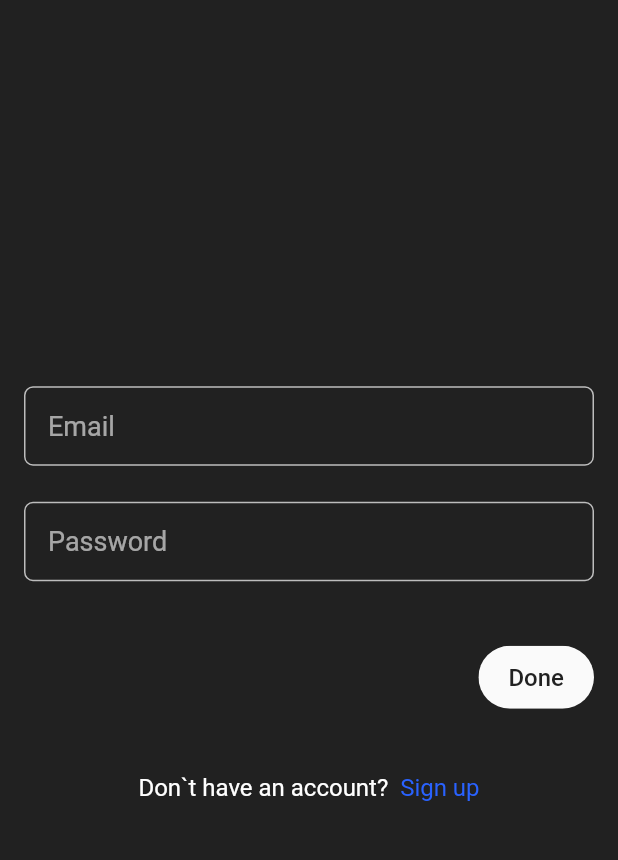
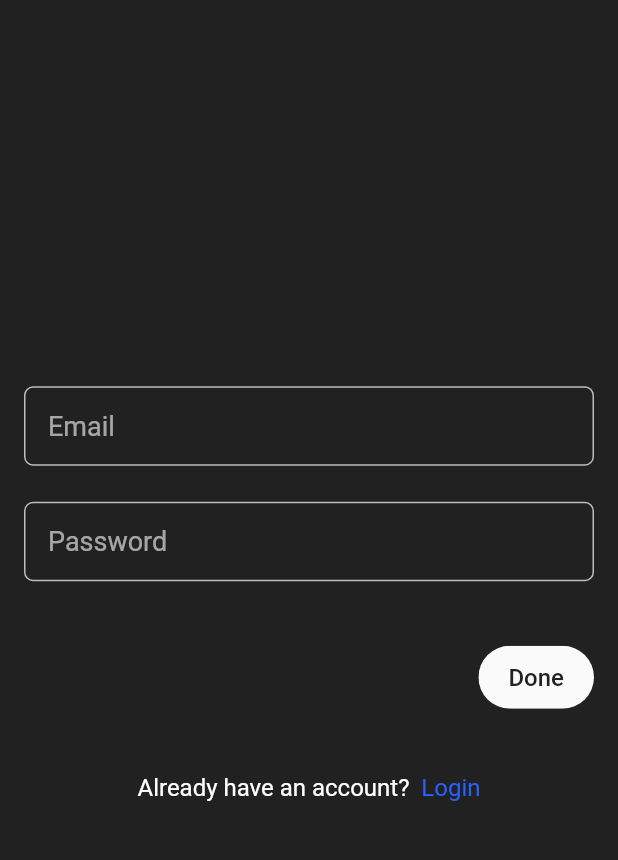
Before and after one commit to sadiga80/Announce, a Flutter app: the screen it shows after launch, on a phone screen of 412 x 824 dp, the part 66-926 px from its top. Run offline on Flutter 3.47's test engine with Material 2 defaults, Android fonts, the phone set to English and light mode, and no system bars; our stand-ins replace appwrite, flutter_svg, fpdart.

Commit message:
sign up screen added

```diff
--- a/lib/app.dart
+++ b/lib/app.dart
@@ -1,5 +1,5 @@
 import 'package:announce/themes/theme.dart';
-import 'package:announce/ui/views/login_view.dart';
+import 'package:announce/ui/views/signup_view.dart';
 import 'package:flutter/material.dart';
 
 class App extends StatelessWidget {
@@ -10,7 +10,7 @@ class App extends StatelessWidget {
       debugShowCheckedModeBanner: false,
       title: 'Announce',
       theme: AppTheme.theme,
-      home: const LoginView(),
+      home: const SignUpView(),
     );
   }
 }
--- /dev/null
+++ b/lib/core/type_defs.dart
@@ -0,0 +1,3 @@
+import 'package:fpdart/fpdart.dart';
+
+typedef FutureEither = Future<Either<Failure,Success>>;
--- a/lib/ui/views/signup_view.dart
+++ b/lib/ui/views/signup_view.dart
@@ -1,4 +1,5 @@
 import 'package:announce/themes/app_palettes.dart';
+import 'package:announce/ui/views/login_view.dart';
 import 'package:flutter/gestures.dart';
 import 'package:flutter/material.dart';
 
@@ -7,6 +8,7 @@ import '../widgets/auth_field.dart';
 import '../widgets/rounded_button.dart';
 
 class SignUpView extends StatefulWidget {
+  static route() => MaterialPageRoute(builder: (context) => const SignUpView());
   const SignUpView({Key? key}) : super(key: key);
 
   @override
@@ -61,18 +63,21 @@ class _SignUpViewState extends State<SignUpView> {
                 ),
                 RichText(
                   text: TextSpan(
-                    text: 'Don`t have an account? ',
+                    text: 'Already have an account? ',
                     style: const TextStyle(
                       fontSize: 16,
                     ),
                     children: [
                       TextSpan(
-                          text: ' Sign up',
+                          text: ' Login',
                           style: const TextStyle(
                             color: AppPalettes.blueColor,
                             fontSize: 16,
                           ),
-                          recognizer: TapGestureRecognizer()..onTap = () {})
+                          recognizer: TapGestureRecognizer()
+                            ..onTap = () {
+                              Navigator.push(context, LoginView.route());
+                            })
                     ],
                   ),
                 )
```
Also changed, not shown: lib/apis/auth_api.dart (added, +18 -0 lines), lib/ui/views/login_view.dart (+6 -1 lines), pubspec.yaml (+6 -4 lines), pubspec.lock, 1 other file.
